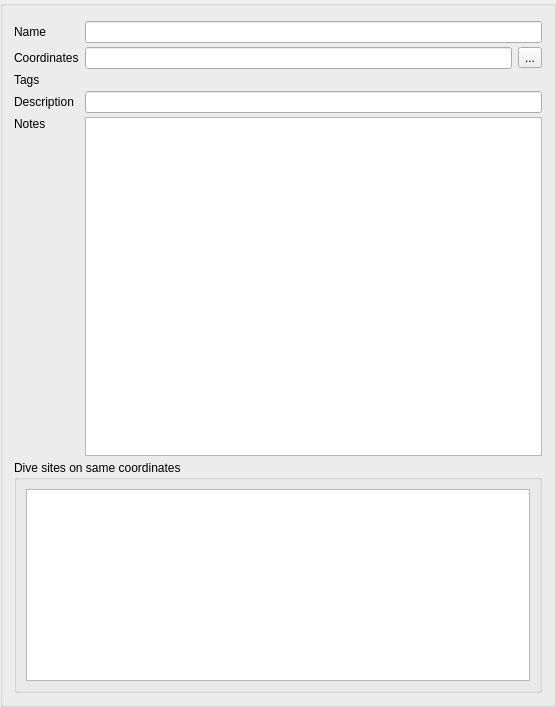
Old version of the form desktop-widgets/locationInformation.ui in the repository subsurface/subsurface.
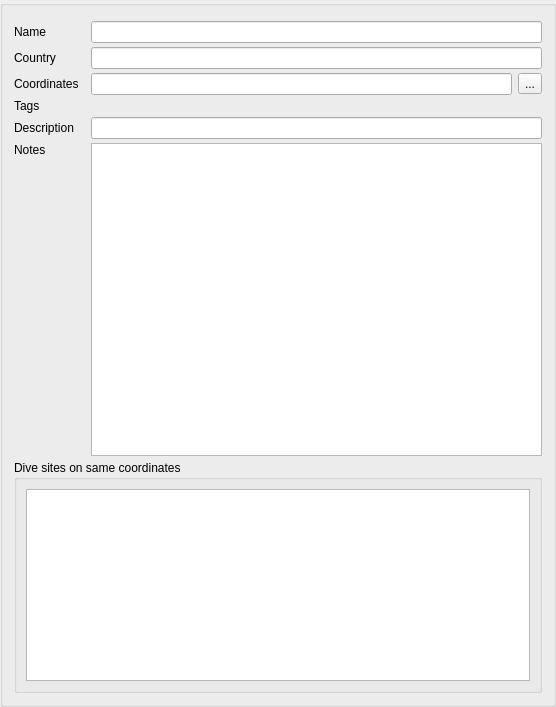
New version of the form. Icons and pictures are not drawn. Custom widgets are drawn as their Qt base class.

Commit message: [Divesite] hook interface for country

Patch:
```diff
--- a/desktop-widgets/locationInformation.ui
+++ b/desktop-widgets/locationInformation.ui
@@ -30,40 +30,40 @@
      </property>
     </widget>
    </item>
-   <item row="4" column="0">
+   <item row="5" column="0">
     <widget class="QLabel" name="label_3">
      <property name="text">
       <string>Description</string>
      </property>
     </widget>
    </item>
-   <item row="6" column="0">
+   <item row="7" column="0">
     <widget class="QLabel" name="label_4">
      <property name="text">
       <string>Notes</string>
      </property>
     </widget>
    </item>
-   <item row="2" column="1">
+   <item row="3" column="2">
     <widget class="QLineEdit" name="diveSiteCoordinates"/>
    </item>
-   <item row="2" column="0">
+   <item row="3" column="0">
     <widget class="QLabel" name="label_2">
      <property name="text">
       <string>Coordinates</string>
      </property>
     </widget>
    </item>
-   <item row="6" column="1" rowspan="2" colspan="2">
+   <item row="7" column="2" rowspan="2" colspan="2">
     <widget class="QPlainTextEdit" name="diveSiteNotes"/>
    </item>
-   <item row="1" column="1" colspan="2">
+   <item row="1" column="2" colspan="2">
     <widget class="QLineEdit" name="diveSiteName"/>
    </item>
-   <item row="4" column="1" colspan="2">
+   <item row="5" column="2" colspan="2">
     <widget class="QLineEdit" name="diveSiteDescription"/>
    </item>
-   <item row="2" column="2">
+   <item row="3" column="3">
     <widget class="QToolButton" name="geoCodeButton">
      <property name="toolTip">
       <string>Reverse geo lookup</string>
@@ -72,12 +72,12 @@
       <string>...</string>
      </property>
      <property name="icon">
-      <iconset resource="../subsurface.qrc">
+      <iconset>
        <normaloff>:/satellite</normaloff>:/satellite</iconset>
      </property>
     </widget>
    </item>
-   <item row="0" column="0" colspan="3">
+   <item row="0" column="0" colspan="4">
     <widget class="KMessageWidget" name="diveSiteMessage">
      <property name="sizePolicy">
       <sizepolicy hsizetype="Preferred" vsizetype="Preferred">
@@ -87,7 +87,7 @@
      </property>
     </widget>
    </item>
-   <item row="8" column="0" colspan="3">
+   <item row="9" column="0" colspan="4">
     <widget class="QGroupBox" name="diveSiteGroupBox">
      <property name="title">
       <string>Dive sites on same coordinates</string>
@@ -112,7 +112,7 @@
      </layout>
     </widget>
    </item>
-   <item row="7" column="0">
+   <item row="8" column="0">
     <spacer name="verticalSpacer">
      <property name="orientation">
       <enum>Qt::Vertical</enum>
@@ -125,20 +125,30 @@
      </property>
     </spacer>
    </item>
-   <item row="3" column="0">
+   <item row="4" column="0">
     <widget class="QLabel" name="label_5">
      <property name="text">
       <string>Tags</string>
      </property>
     </widget>
    </item>
-   <item row="3" column="1" colspan="2">
+   <item row="4" column="2" colspan="2">
     <widget class="QLabel" name="locationTags">
      <property name="text">
       <string/>
      </property>
     </widget>
    </item>
+   <item row="2" column="0">
+    <widget class="QLabel" name="label_6">
+     <property name="text">
+      <string>Country</string>
+     </property>
+    </widget>
+   </item>
+   <item row="2" column="2" colspan="2">
+    <widget class="QLineEdit" name="diveSiteCountry"/>
+   </item>
   </layout>
  </widget>
  <customwidgets>
```
